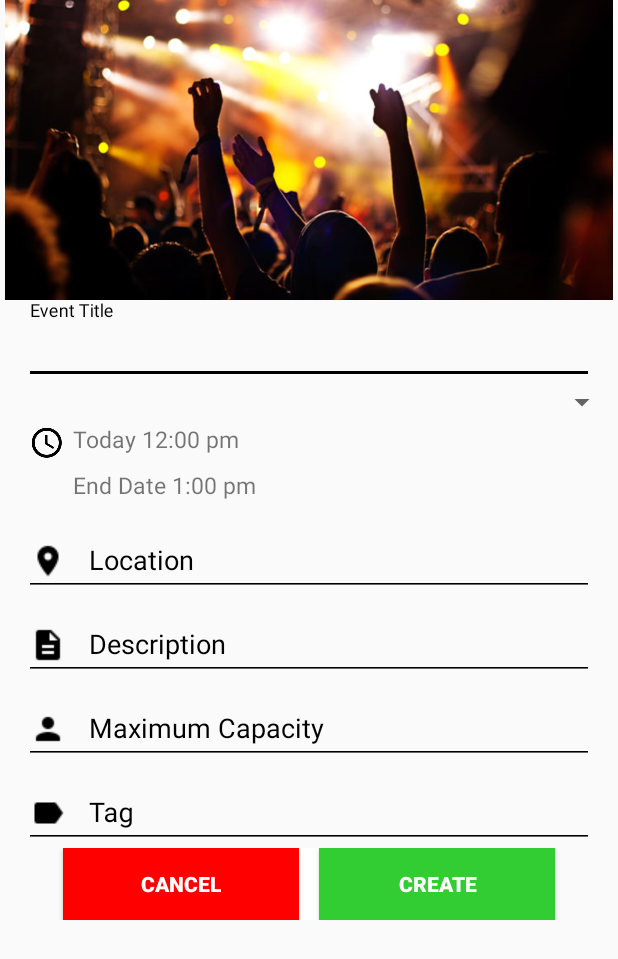
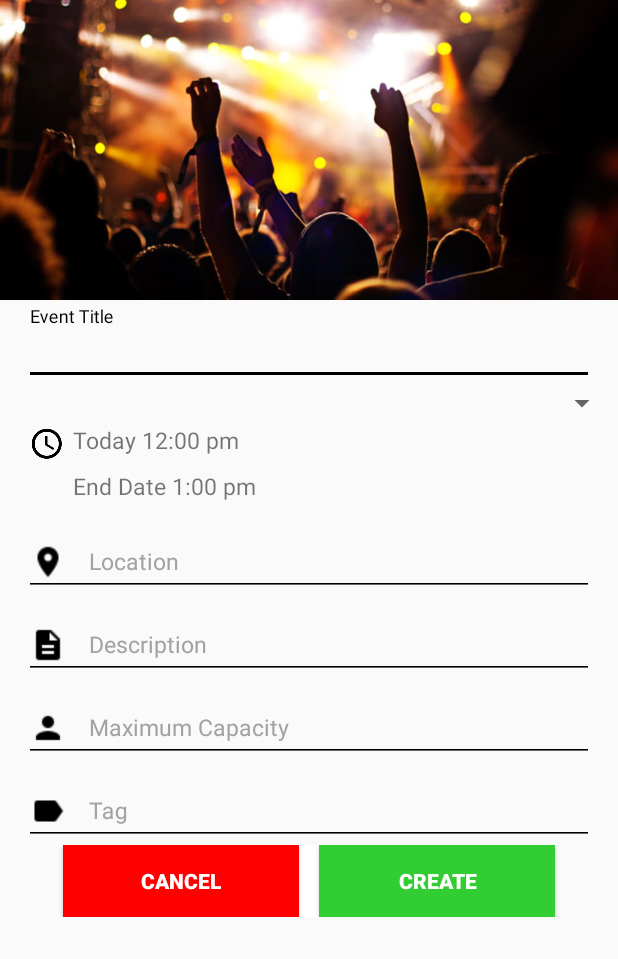
Before and after one commit to LIT-Chorus/EventLIT, an Android app: the CreateEventActivity screen opened directly, with no data from a screen before it, on a phone screen of 412 x 824 dp. Shown: the top 959 px of the screen. Run offline under Robolectric (Android 15) with nearby library versions, the phone set to English and light mode, and no system bars; our stand-ins replace Firebase (no records; nobody signed in at launch, a user with empty details on screens opened directly); libraries missing offline, so code that uses them is left out: com.vansuita.pickimage, com.wdullaer.materialdatetimepicker; 6 statements that could not run were skipped.

Commit message:
Changed EventTest and CreatEvent (xml)

```diff
--- a/app/src/main/java/com/cse110/eventlit/MainActivity.java
+++ b/app/src/main/java/com/cse110/eventlit/MainActivity.java
@@ -41,6 +41,6 @@ public class MainActivity extends AppCompatActivity {
             }
         });
 
-        OrganizationUtils.loadOrgs();
+        //OrganizationUtils.loadOrgs();
     }
 }
--- a/app/src/main/res/layout/create_event.xml
+++ b/app/src/main/res/layout/create_event.xml
@@ -13,7 +13,6 @@
             android:layout_width="wrap_content"
             android:layout_height="200dp"
             android:scaleType="centerCrop"
-            android:padding="3dp"
             android:src="@drawable/event_pic" />
 
         <android.support.design.widget.TextInputLayout
@@ -23,6 +22,7 @@
             android:layout_gravity="center"
             android:paddingLeft="16dp"
             android:paddingRight="16dp"
+            android:layout_marginTop="4dp"
             android:theme="@style/InputTextBlack">
 
             <EditText
@@ -30,6 +30,7 @@
                 android:layout_height="wrap_content"
                 android:focusable="true"
                 android:focusableInTouchMode="true"
+                android:textSize="15dp"
                 android:hint="Event Title"
                 android:soundEffectsEnabled="true"
                 android:textColor="@color/black"
@@ -39,7 +40,8 @@
         <Spinner
             android:id="@+id/spinner"
             android:layout_width="match_parent"
-            android:layout_height="wrap_content"/>
+            android:layout_height="wrap_content"
+            android:paddingLeft="@dimen/activity_left_margin" />
 
         <!--BUTTONS FOR START TIME/DATE -->
         <LinearLayout
@@ -124,6 +126,7 @@
                 android:drawablePadding="15dp"
                 android:focusable="true"
                 android:focusableInTouchMode="true"
+                android:textSize="15dp"
                 android:hint="Location"
                 android:soundEffectsEnabled="true"
                 android:textColor="@color/black"
@@ -147,6 +150,7 @@
                 android:focusable="true"
                 android:focusableInTouchMode="true"
                 android:hint="Description"
+                android:textSize="15dp"
                 android:soundEffectsEnabled="true"
                 android:textColor="@color/black"
                 android:textColorHint="@color/black" />
@@ -170,6 +174,7 @@
                 android:focusableInTouchMode="true"
                 android:hint="Maximum Capacity"
                 android:inputType="number"
+                android:textSize="15dp"
                 android:soundEffectsEnabled="true"
                 android:textColor="@color/black"
                 android:textColorHint="@color/black" />
@@ -192,6 +197,7 @@
                 android:focusable="true"
                 android:focusableInTouchMode="true"
                 android:hint="Tag"
+                android:textSize="15dp"
                 android:soundEffectsEnabled="true"
                 android:textColor="@color/black"
                 android:textColorHint="@color/black" />
--- a/app/src/main/res/layout/student_activity_detailed_event.xml
+++ b/app/src/main/res/layout/student_activity_detailed_event.xml
@@ -87,7 +87,7 @@
         android:layout_width="wrap_content"
         android:layout_height="wrap_content"
         android:layout_marginStart="16dp"
-        android:layout_marginTop="32dp"
+        android:layout_marginTop="16dp"
         android:text="This is a fun event for all students!"
         app:layout_constraintLeft_toLeftOf="parent"
         app:layout_constraintTop_toBottomOf="@+id/locationtext" />
--- a/app/src/main/res/values/styles.xml
+++ b/app/src/main/res/values/styles.xml
@@ -23,7 +23,7 @@
     </style>
 
     <style name="InputTextBlack" parent="Widget.Design.TextInputLayout">
-        <item name="android:textColorHint">@color/black</item>
+        <item name="android:textColorHint">#A2A2A2</item>
         <item name="colorControlNormal">@color/black</item>
         <item name="colorControlActivated">@color/black</item>
         <item name="colorControlHighlight">@color/black</item>
```
Also changed, not shown: 1 other file.
